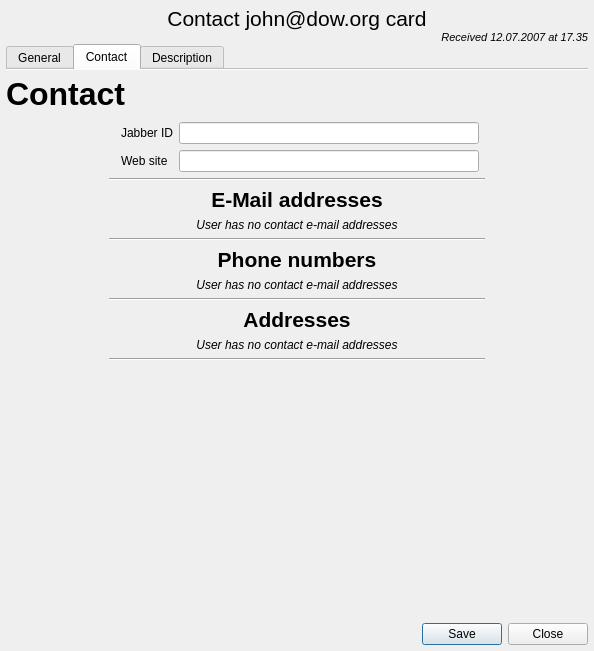
This is ui/widgets/vcard.ui in shunf4/squawk as Qt 5 draws it before an edit. The edited form follows.
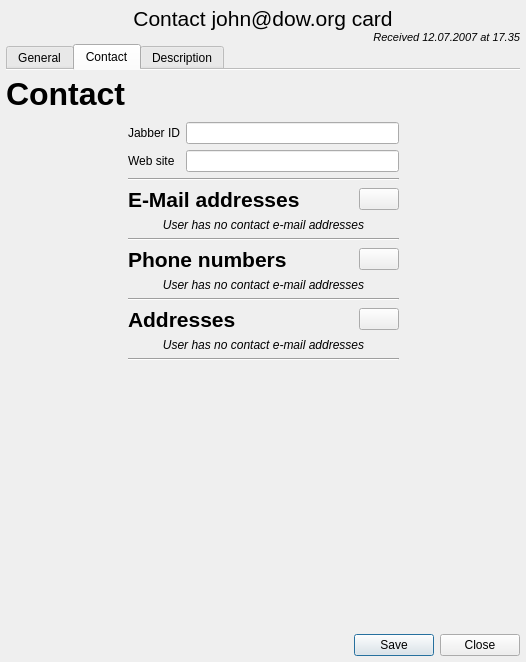
This is the edited form. The open tabs and pages were chosen to show the change. Icons and pictures are not drawn.

Commit message: button to add addresses phones and emails, yet dummy

```diff
--- a/ui/widgets/vcard.ui
+++ b/ui/widgets/vcard.ui
@@ -9,8 +9,8 @@
    <rect>
     <x>0</x>
     <y>0</y>
-    <width>594</width>
-    <height>651</height>
+    <width>526</width>
+    <height>662</height>
    </rect>
   </property>
   <layout class="QGridLayout" name="gridLayout_4">
@@ -560,43 +560,69 @@
              <rect>
               <x>0</x>
               <y>0</y>
-              <width>575</width>
-              <height>475</height>
+              <width>514</width>
+              <height>488</height>
              </rect>
             </property>
-            <layout class="QGridLayout" name="gridLayout_3" columnstretch="1,4,1">
-             <item row="10" column="1">
-              <widget class="Line" name="addressesLine">
-               <property name="orientation">
-                <enum>Qt::Horizontal</enum>
+            <layout class="QGridLayout" name="gridLayout_3" columnstretch="1,2,2,1">
+             <item row="2" column="2">
+              <widget class="QPushButton" name="addEmailButton">
+               <property name="sizePolicy">
+                <sizepolicy hsizetype="Fixed" vsizetype="Fixed">
+                 <horstretch>0</horstretch>
+                 <verstretch>0</verstretch>
+                </sizepolicy>
                </property>
-              </widget>
-             </item>
-             <item row="3" column="1">
-              <layout class="QVBoxLayout" name="emailsLayout">
-               <item>
-                <widget class="QLabel" name="emptyEmailsPlaceholder">
-                 <property name="text">
-                  <string>&lt;html&gt;&lt;head/&gt;&lt;body&gt;&lt;p&gt;&lt;span style=&quot; font-style:italic;&quot;&gt;User has no contact e-mail addresses&lt;/span&gt;&lt;/p&gt;&lt;/body&gt;&lt;/html&gt;</string>
-                 </property>
-                 <property name="alignment">
-                  <set>Qt::AlignCenter</set>
-                 </property>
-                </widget>
-               </item>
-              </layout>
-             </item>
-             <item row="2" column="1">
-              <widget class="QLabel" name="emailsHeading">
                <property name="text">
-                <string>&lt;html&gt;&lt;head/&gt;&lt;body&gt;&lt;p&gt;&lt;span style=&quot; font-size:16pt; font-weight:600;&quot;&gt;E-Mail addresses&lt;/span&gt;&lt;/p&gt;&lt;/body&gt;&lt;/html&gt;</string>
+                <string/>
                </property>
-               <property name="alignment">
-                <set>Qt::AlignCenter</set>
+               <property name="icon">
+                <iconset theme="list-add"/>
                </property>
               </widget>
              </item>
-             <item row="0" column="1">
+             <item row="6" column="1" colspan="2">
+              <layout class="QVBoxLayout" name="phonesLayout">
+               <item>
+                <widget class="QLabel" name="emptyPhonesPlaceholder">
+                 <property name="text">
+                  <string>&lt;html&gt;&lt;head/&gt;&lt;body&gt;&lt;p&gt;&lt;span style=&quot; font-style:italic;&quot;&gt;User has no contact e-mail addresses&lt;/span&gt;&lt;/p&gt;&lt;/body&gt;&lt;/html&gt;</string>
+                 </property>
+                 <property name="alignment">
+                  <set>Qt::AlignCenter</set>
+                 </property>
+                </widget>
+               </item>
+              </layout>
+             </item>
+             <item row="11" column="1" colspan="2">
+              <spacer name="contactBottomSpacer">
+               <property name="orientation">
+                <enum>Qt::Vertical</enum>
+               </property>
+               <property name="sizeHint" stdset="0">
+                <size>
+                 <width>20</width>
+                 <height>40</height>
+                </size>
+               </property>
+              </spacer>
+             </item>
+             <item row="9" column="1" colspan="2">
+              <layout class="QVBoxLayout" name="addressesLayout">
+               <item>
+                <widget class="QLabel" name="emptyAddressesPlaceholder">
+                 <property name="text">
+                  <string>&lt;html&gt;&lt;head/&gt;&lt;body&gt;&lt;p&gt;&lt;span style=&quot; font-style:italic;&quot;&gt;User has no contact e-mail addresses&lt;/span&gt;&lt;/p&gt;&lt;/body&gt;&lt;/html&gt;</string>
+                 </property>
+                 <property name="alignment">
+                  <set>Qt::AlignCenter</set>
+                 </property>
+                </widget>
+               </item>
+              </layout>
+             </item>
+             <item row="0" column="1" colspan="2">
               <layout class="QFormLayout" name="contactForm">
                <property name="formAlignment">
                 <set>Qt::AlignHCenter|Qt::AlignTop</set>
@@ -655,90 +681,71 @@
                </item>
               </layout>
              </item>
-             <item row="7" column="1">
-              <widget class="Line" name="phonesLine">
-               <property name="orientation">
-                <enum>Qt::Horizontal</enum>
-               </property>
-              </widget>
-             </item>
-             <item row="1" column="1">
-              <widget class="Line" name="contactFormLine">
-               <property name="orientation">
-                <enum>Qt::Horizontal</enum>
-               </property>
-              </widget>
-             </item>
-             <item row="4" column="1">
-              <widget class="Line" name="emailsLine">
-               <property name="orientation">
-                <enum>Qt::Horizontal</enum>
-               </property>
-              </widget>
-             </item>
-             <item row="11" column="1">
-              <spacer name="contactBottomSpacer">
-               <property name="orientation">
-                <enum>Qt::Vertical</enum>
-               </property>
-               <property name="sizeHint" stdset="0">
-                <size>
-                 <width>20</width>
-                 <height>40</height>
-                </size>
-               </property>
-              </spacer>
-             </item>
-             <item row="0" column="0" rowspan="12">
-              <spacer name="contactLeftSpacer">
-               <property name="orientation">
-                <enum>Qt::Horizontal</enum>
-               </property>
-               <property name="sizeHint" stdset="0">
-                <size>
-                 <width>40</width>
-                 <height>20</height>
-                </size>
-               </property>
-              </spacer>
-             </item>
-             <item row="6" column="1">
-              <layout class="QVBoxLayout" name="phonesLayout">
-               <item>
-                <widget class="QLabel" name="emptyPhonesPlaceholder">
-                 <property name="text">
-                  <string>&lt;html&gt;&lt;head/&gt;&lt;body&gt;&lt;p&gt;&lt;span style=&quot; font-style:italic;&quot;&gt;User has no contact e-mail addresses&lt;/span&gt;&lt;/p&gt;&lt;/body&gt;&lt;/html&gt;</string>
-                 </property>
-                 <property name="alignment">
-                  <set>Qt::AlignCenter</set>
-                 </property>
-                </widget>
-               </item>
-              </layout>
-             </item>
              <item row="8" column="1">
               <widget class="QLabel" name="addressesHeading">
                <property name="text">
                 <string>&lt;html&gt;&lt;head/&gt;&lt;body&gt;&lt;p&gt;&lt;span style=&quot; font-size:16pt; font-weight:600;&quot;&gt;Addresses&lt;/span&gt;&lt;/p&gt;&lt;/body&gt;&lt;/html&gt;</string>
                </property>
                <property name="alignment">
-                <set>Qt::AlignCenter</set>
+                <set>Qt::AlignLeading|Qt::AlignLeft|Qt::AlignVCenter</set>
                </property>
               </widget>
              </item>
-             <item row="9" column="1">
-              <layout class="QVBoxLayout" name="addressesLayout">
-               <item>
-                <widget class="QLabel" name="emptyAddressesPlaceholder">
-                 <property name="text">
-                  <string>&lt;html&gt;&lt;head/&gt;&lt;body&gt;&lt;p&gt;&lt;span style=&quot; font-style:italic;&quot;&gt;User has no contact e-mail addresses&lt;/span&gt;&lt;/p&gt;&lt;/body&gt;&lt;/html&gt;</string>
-                 </property>
-                 <property name="alignment">
-                  <set>Qt::AlignCenter</set>
-                 </property>
-                </widget>
-               </item>
-              </layout>
+             <item row="1" column="1" colspan="2">
+              <widget class="Line" name="contactFormLine">
+               <property name="orientation">
+                <enum>Qt::Horizontal</enum>
+               </property>
+              </widget>
+             </item>
+             <item row="8" column="2">
+              <widget class="QPushButton" name="addAddressButton">
+               <property name="sizePolicy">
+                <sizepolicy hsizetype="Fixed" vsizetype="Fixed">
+                 <horstretch>0</horstretch>
+                 <verstretch>0</verstretch>
+                </sizepolicy>
+               </property>
+               <property name="text">
+                <string/>
+               </property>
+               <property name="icon">
+                <iconset theme="list-add"/>
+               </property>
+              </widget>
+             </item>
+             <item row="10" column="1" colspan="2">
+              <widget class="Line" name="addressesLine">
+               <property name="orientation">
+                <enum>Qt::Horizontal</enum>
+               </property>
+              </widget>
+             </item>
+             <item row="5" column="2">
+              <widget class="QPushButton" name="addPhoneButton">
+               <property name="sizePolicy">
+                <sizepolicy hsizetype="Fixed" vsizetype="Fixed">
+                 <horstretch>0</horstretch>
+                 <verstretch>0</verstretch>
+                </sizepolicy>
+               </property>
+               <property name="text">
+                <string/>
+               </property>
+               <property name="icon">
+                <iconset theme="list-add"/>
+               </property>
+              </widget>
+             </item>
+             <item row="2" column="1">
+              <widget class="QLabel" name="emailsHeading">
+               <property name="text">
+                <string>&lt;html&gt;&lt;head/&gt;&lt;body&gt;&lt;p&gt;&lt;span style=&quot; font-size:16pt; font-weight:600;&quot;&gt;E-Mail addresses&lt;/span&gt;&lt;/p&gt;&lt;/body&gt;&lt;/html&gt;</string>
+               </property>
+               <property name="alignment">
+                <set>Qt::AlignLeading|Qt::AlignLeft|Qt::AlignVCenter</set>
+               </property>
+              </widget>
              </item>
              <item row="5" column="1">
               <widget class="QLabel" name="phenesHeading">
@@ -746,11 +753,52 @@
                 <string>&lt;html&gt;&lt;head/&gt;&lt;body&gt;&lt;p&gt;&lt;span style=&quot; font-size:16pt; font-weight:600;&quot;&gt;Phone numbers&lt;/span&gt;&lt;/p&gt;&lt;/body&gt;&lt;/html&gt;</string>
                </property>
                <property name="alignment">
-                <set>Qt::AlignCenter</set>
+                <set>Qt::AlignLeading|Qt::AlignLeft|Qt::AlignVCenter</set>
                </property>
               </widget>
              </item>
-             <item row="0" column="2" rowspan="12">
+             <item row="4" column="1" colspan="2">
+              <widget class="Line" name="emailsLine">
+               <property name="orientation">
+                <enum>Qt::Horizontal</enum>
+               </property>
+              </widget>
+             </item>
+             <item row="3" column="1" colspan="2">
+              <layout class="QVBoxLayout" name="emailsLayout">
+               <item>
+                <widget class="QLabel" name="emptyEmailsPlaceholder">
+                 <property name="text">
+                  <string>&lt;html&gt;&lt;head/&gt;&lt;body&gt;&lt;p&gt;&lt;span style=&quot; font-style:italic;&quot;&gt;User has no contact e-mail addresses&lt;/span&gt;&lt;/p&gt;&lt;/body&gt;&lt;/html&gt;</string>
+                 </property>
+                 <property name="alignment">
+                  <set>Qt::AlignCenter</set>
+                 </property>
+                </widget>
+               </item>
+              </layout>
+             </item>
+             <item row="7" column="1" colspan="2">
+              <widget class="Line" name="phonesLine">
+               <property name="orientation">
+                <enum>Qt::Horizontal</enum>
+               </property>
+              </widget>
+             </item>
+             <item row="0" column="0" rowspan="12">
+              <spacer name="contactLeftSpacer">
+               <property name="orientation">
+                <enum>Qt::Horizontal</enum>
+               </property>
+               <property name="sizeHint" stdset="0">
+                <size>
+                 <width>40</width>
+                 <height>20</height>
+                </size>
+               </property>
+              </spacer>
+             </item>
+             <item row="0" column="3" rowspan="12">
               <spacer name="contactRightSpacer">
                <property name="orientation">
                 <enum>Qt::Horizontal</enum>
```
The commit also changes 1 other file.
